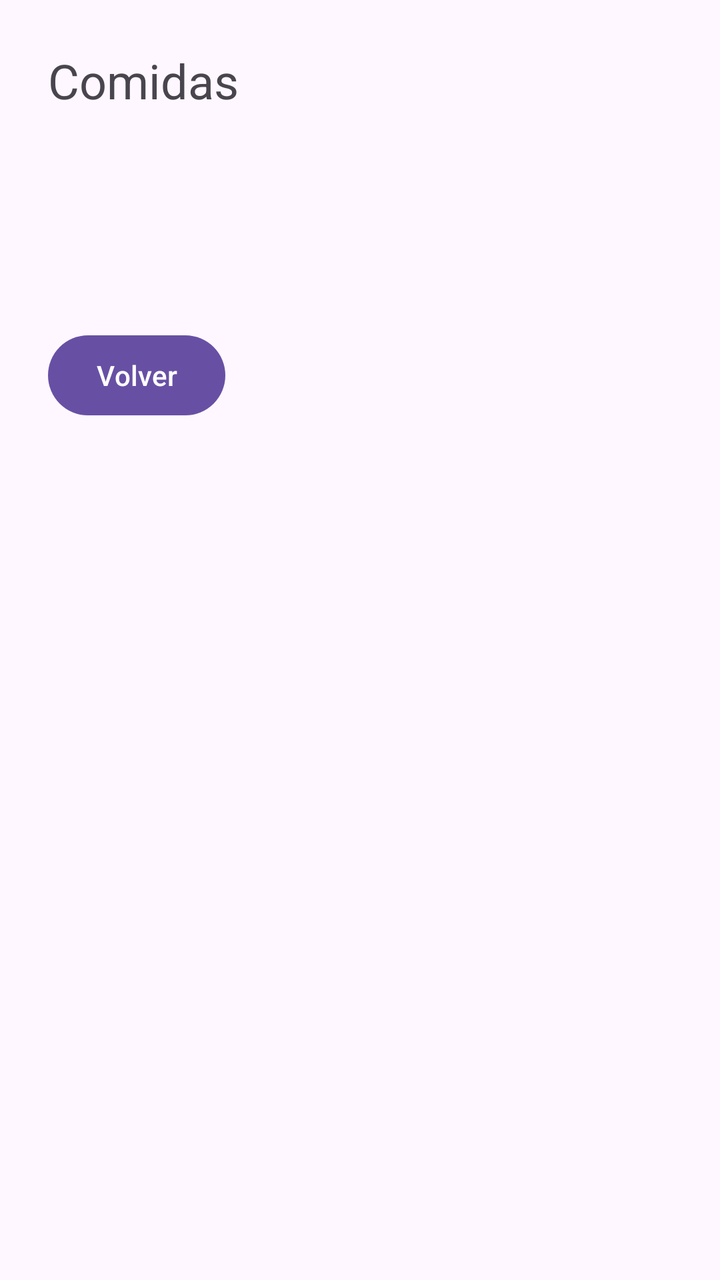
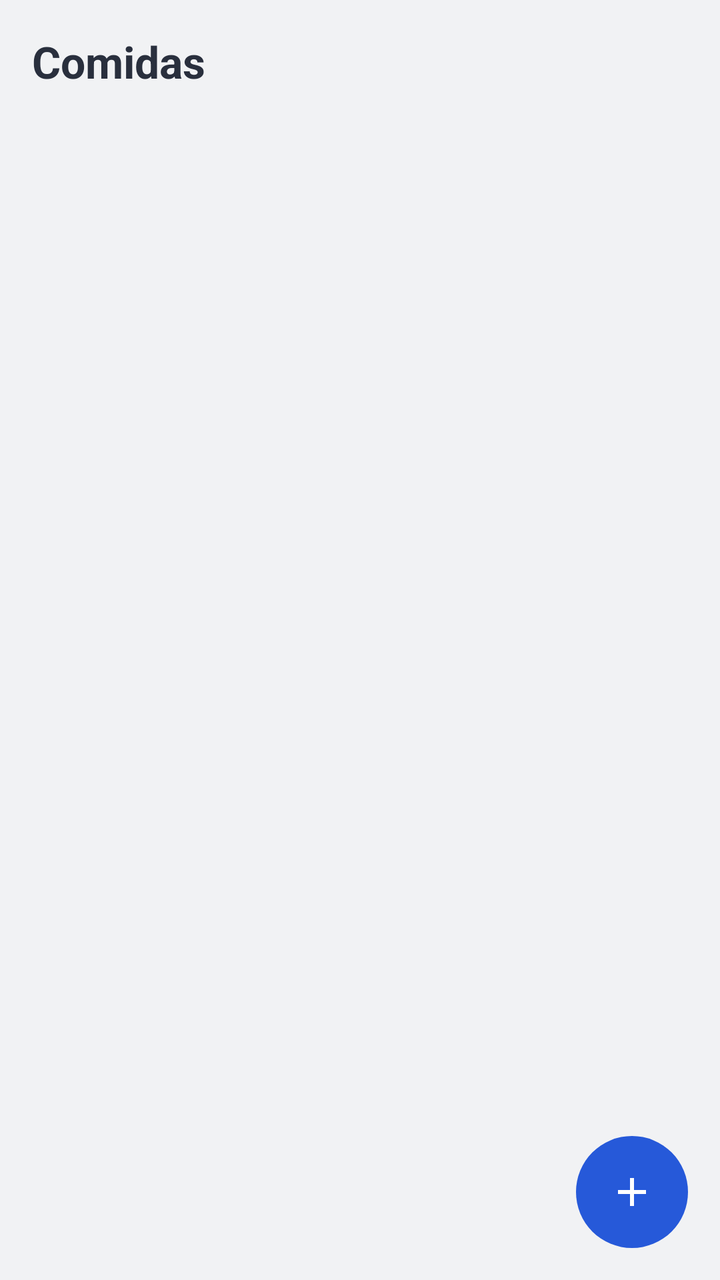

The first picture is an Android layout as it rendered before a commit; the second is the same layout after the commit. The layout source and the unified diff follow.
<!-- AndroidManifest.xml: application theme Theme.MenuCompras -->
<!-- res/layout/activity_comidas.xml -->
<?xml version="1.0" encoding="utf-8"?>
<LinearLayout xmlns:android="http://schemas.android.com/apk/res/android"
    android:layout_width="match_parent"
    android:layout_height="match_parent"
    android:orientation="vertical"
    android:padding="24dp">

    <TextView
        android:id="@+id/txtTituloComidas"
        android:layout_width="wrap_content"
        android:layout_height="wrap_content"
        android:text="Comidas"
        android:textSize="24sp"
        android:layout_marginBottom="16dp" />

    <TextView
        android:id="@+id/txtMensajeComidas"
        android:layout_width="wrap_content"
        android:layout_height="wrap_content"
        android:textSize="16sp"
        android:layout_marginBottom="24dp" />

    <TextView
        android:id="@+id/txtListaComidas"
        android:layout_width="wrap_content"
        android:layout_height="wrap_content"
        android:textSize="16sp"
        android:layout_marginBottom="24dp" />

    <Button
        android:id="@+id/btnVolverComidas"
        android:layout_width="wrap_content"
        android:layout_height="wrap_content"
        android:text="Volver" />

</LinearLayout>
<!-- resources referenced by this layout -->
<resources>
  <style name="Theme.MenuCompras" parent="Base.Theme.MenuCompras" />
  <style name="Base.Theme.MenuCompras" parent="Theme.Material3.DayNight.NoActionBar">
          
          
      </style>
</resources>

<!-- the commit's change to res/layout/activity_comidas.xml (unified diff, before → after) -->
@@ -1,36 +1,43 @@
 <?xml version="1.0" encoding="utf-8"?>
-<LinearLayout xmlns:android="http://schemas.android.com/apk/res/android"
+<FrameLayout xmlns:android="http://schemas.android.com/apk/res/android"
     android:layout_width="match_parent"
     android:layout_height="match_parent"
-    android:orientation="vertical"
-    android:padding="24dp">
+    android:background="@color/mc_bg">
 
-    <TextView
-        android:id="@+id/txtTituloComidas"
-        android:layout_width="wrap_content"
-        android:layout_height="wrap_content"
-        android:text="Comidas"
-        android:textSize="24sp"
-        android:layout_marginBottom="16dp" />
+    <LinearLayout
+        android:layout_width="match_parent"
+        android:layout_height="match_parent"
+        android:orientation="vertical"
+        android:padding="16dp">
 
-    <TextView
-        android:id="@+id/txtMensajeComidas"
-        android:layout_width="wrap_content"
-        android:layout_height="wrap_content"
-        android:textSize="16sp"
-        android:layout_marginBottom="24dp" />
+        <TextView
+            android:layout_width="wrap_content"
+            android:layout_height="wrap_content"
+            android:text="Comidas"
+            android:textColor="@color/mc_ink"
+            android:textSize="22sp"
+            android:textStyle="bold"
+            android:layout_marginBottom="12dp" />
 
-    <TextView
-        android:id="@+id/txtListaComidas"
-        android:layout_width="wrap_content"
-        android:layout_height="wrap_content"
-        android:textSize="16sp"
-        android:layout_marginBottom="24dp" />
+        <androidx.recyclerview.widget.RecyclerView
+            android:id="@+id/rv_comidas"
+            android:layout_width="match_parent"
+            android:layout_height="0dp"
+            android:layout_weight="1"
+            android:paddingTop="4dp"
+            android:clipToPadding="false" />
 
-    <Button
-        android:id="@+id/btnVolverComidas"
-        android:layout_width="wrap_content"
-        android:layout_height="wrap_content"
-        android:text="Volver" />
+    </LinearLayout>
 
-</LinearLayout>
+    <ImageButton
+        android:id="@+id/fab_nuevo_comida"
+        android:layout_width="56dp"
+        android:layout_height="56dp"
+        android:layout_gravity="bottom|end"
+        android:layout_margin="16dp"
+        android:background="@drawable/bg_fab"
+        android:src="@drawable/ic_add"
+        android:scaleType="center"
+        android:contentDescription="Nueva comida" />
+
+</FrameLayout>
<!-- resource entries referenced after the edit -->
@@ -1,6 +1,27 @@
 <!-- resources referenced by this layout -->
 <resources>
+  <color name="mc_bg">#F1F2F4</color>
+  <color name="mc_ink">#292F3D</color>
+  <!-- drawable bg_fab (drawable) -->
+  <?xml version="1.0" encoding="utf-8"?>
+  <shape xmlns:android="http://schemas.android.com/apk/res/android"
+      android:shape="oval">
+      <solid android:color="@color/mc_accent" />
+  </shape>
+  <!-- drawable ic_add (drawable) -->
+  <?xml version="1.0" encoding="utf-8"?>
+  <vector xmlns:android="http://schemas.android.com/apk/res/android"
+      android:width="24dp"
+      android:height="24dp"
+      android:viewportWidth="24"
+      android:viewportHeight="24">
+      <path
+          android:fillColor="@color/mc_accent_ink"
+          android:pathData="M11,5 h2 v6 h6 v2 h-6 v6 h-2 v-6 h-6 v-2 h6 z" />
+  </vector>
   <style name="Theme.MenuCompras" parent="Base.Theme.MenuCompras" />
+  <color name="mc_accent">#2659D9</color>
+  <color name="mc_accent_ink">#FFFFFF</color>
   <style name="Base.Theme.MenuCompras" parent="Theme.Material3.DayNight.NoActionBar">
           
           
